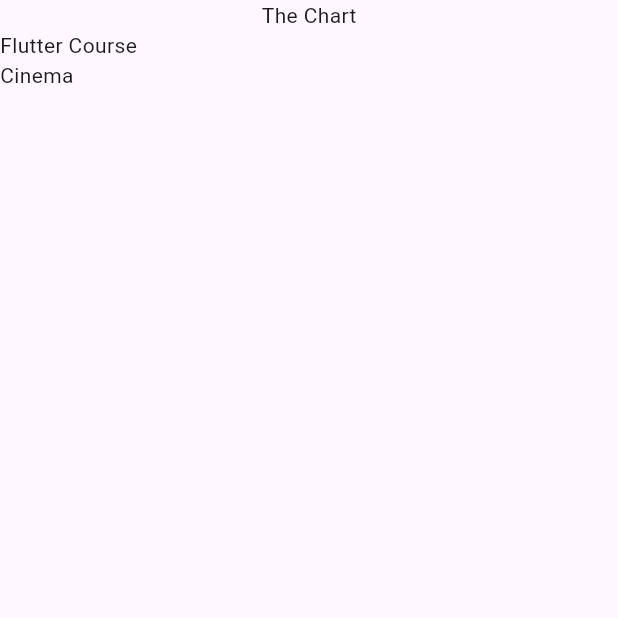
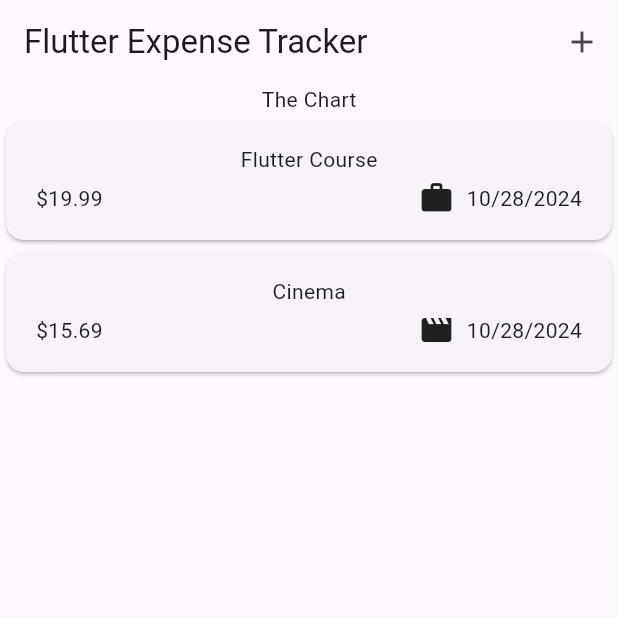
Before and after one commit to shirshakk/Expense-Tracker, a Flutter app: the screen it shows after launch, on a phone screen of 412 x 824 dp, the top half of it. Run offline on Flutter 3.47's test engine with Material 3 defaults, Android fonts, the phone set to English and light mode, and no system bars.

Commit message:
Add expense UI created

```diff
--- a/lib/expenses.dart
+++ b/lib/Widgets/expenses.dart
@@ -1,4 +1,5 @@
-import 'package:expense_tracker/expenses_list.dart';
+import 'package:expense_tracker/Widgets/expenses_list/expenses_list.dart';
+import 'package:expense_tracker/Widgets/new_expense.dart';
 import 'package:flutter/material.dart';
 import 'package:expense_tracker/models/expense.dart';
 
@@ -22,9 +23,23 @@ class _ExpensesState extends State<Expenses> {
         date: DateTime.now(),
         category: Category.leisure),
   ];
+  void _openAddExpenseOverlay() {
+    showModalBottomSheet(
+      context: context,
+      builder: (ctx) => NewExpense(),
+    );
+  }
+
   @override
   Widget build(BuildContext context) {
     return Scaffold(
+      appBar: AppBar(
+        title: Text('Flutter Expense Tracker'),
+        actions: [
+          IconButton(
+              onPressed: _openAddExpenseOverlay, icon: const Icon(Icons.add))
+        ],
+      ),
       body: Column(
         children: [
           const Text('The Chart'),
--- /dev/null
+++ b/lib/Widgets/expenses_list/expense_item.dart
@@ -0,0 +1,38 @@
+import 'package:flutter/material.dart';
+import 'package:expense_tracker/models/expense.dart';
+
+class ExpenseItem extends StatelessWidget {
+  const ExpenseItem(this.expense, {super.key});
+  final Expense expense;
+  @override
+  Widget build(BuildContext context) {
+    return Card(
+      child: Padding(
+        padding: const EdgeInsets.symmetric(horizontal: 20, vertical: 16),
+        child: Column(
+          children: [
+            Text(expense.title),
+            const SizedBox(
+              height: 4,
+            ),
+            Row(
+              children: [
+                Text('\$${expense.amount.toStringAsFixed(2)}'),
+                const Spacer(),
+                Row(
+                  children: [
+                    Icon(categoryIcon[expense.category]),
+                    const SizedBox(
+                      width: 8,
+                    ),
+                    Text(expense.formattedDAte)
+                  ],
+                )
+              ],
+            )
+          ],
+        ),
+      ),
+    );
+  }
+}
--- a/lib/expenses_list.dart
+++ b/lib/Widgets/expenses_list/expenses_list.dart
@@ -1,3 +1,4 @@
+import 'package:expense_tracker/Widgets/expenses_list/expense_item.dart';
 import 'package:expense_tracker/models/expense.dart';
 import 'package:flutter/material.dart';
 
@@ -8,6 +9,6 @@ class ExpensesList extends StatelessWidget {
   Widget build(BuildContext context) {
     return ListView.builder(
         itemCount: expenses.length,
-        itemBuilder: (ctx, index) => Text(expenses[index].title));
+        itemBuilder: (ctx, index) => ExpenseItem(expenses[index]));
   }
 }
--- a/lib/main.dart
+++ b/lib/main.dart
@@ -1,4 +1,4 @@
-import 'package:expense_tracker/expenses.dart';
+import 'package:expense_tracker/Widgets/expenses.dart';
 import 'package:flutter/material.dart';
 
 void main() {
--- a/lib/models/expense.dart
+++ b/lib/models/expense.dart
@@ -1,8 +1,19 @@
 import 'package:uuid/uuid.dart';
+import 'package:flutter/material.dart';
+import 'package:intl/intl.dart';
 
 final uuid = Uuid();
 
+final formatter = DateFormat.yMd();
+
 enum Category { food, travel, leisure, work }
+
+const categoryIcon = {
+  Category.food: Icons.lunch_dining,
+  Category.travel: Icons.flight_takeoff,
+  Category.leisure: Icons.movie,
+  Category.work: Icons.work
+};
 
 class Expense {
   Expense({
@@ -16,4 +27,8 @@ class Expense {
   final double amount;
   final DateTime date;
   final Category category;
+
+  String get formattedDAte {
+    return formatter.format(date);
+  }
 }
--- a/pubspec.yaml
+++ b/pubspec.yaml
@@ -36,6 +36,7 @@ dependencies:
   # Use with the CupertinoIcons class for iOS style icons.
   cupertino_icons: ^1.0.8
   uuid: ^4.5.1
+  intl_utils: ^2.8.7
 
 dev_dependencies:
   flutter_test:
```
Also changed, not shown: lib/Widgets/new_expense.dart (added, +26 -0 lines), pubspec.lock.
